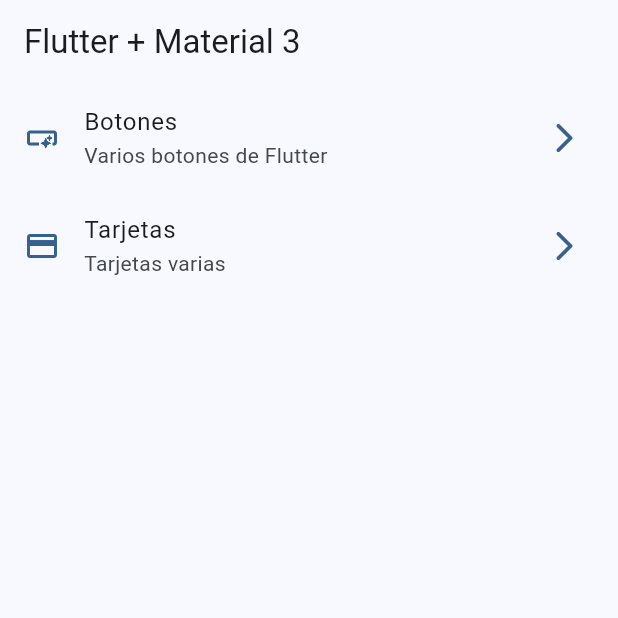
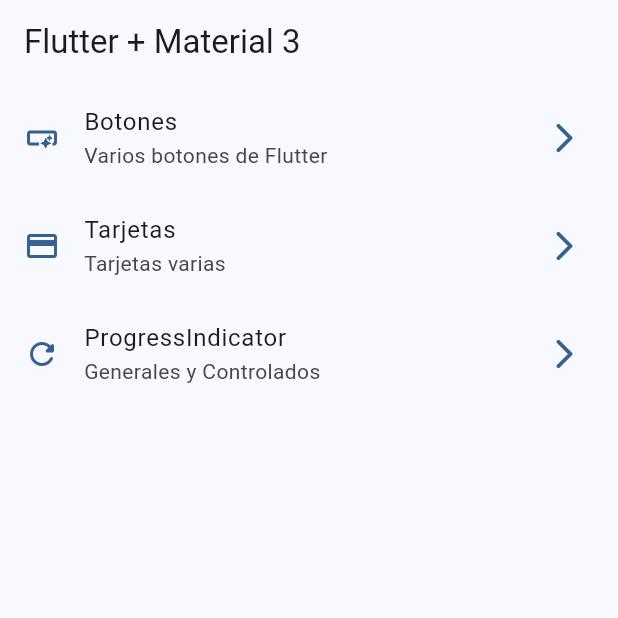
Before and after one commit to alejandrogallardo/WidgetFlutter, a Flutter app: the screen it shows after launch, on a phone screen of 412 x 824 dp, the top half of it. Run offline on Flutter 3.47's test engine with Material 2 defaults, Android fonts, the phone set to English and light mode, and no system bars; our stand-ins replace go_router.

Commit message:
progress creado

```diff
--- a/lib/config/menu/menu_items.dart
+++ b/lib/config/menu/menu_items.dart
@@ -27,4 +27,10 @@ const appMenuItems = <MenuItem>[
     link: '/cards',
     icon: Icons.credit_card
   ),
+  MenuItem(
+    title: 'ProgressIndicator',
+    subTitle: 'Generales y Controlados',
+    link: '/progress',
+    icon: Icons.refresh_rounded
+  ),
 ];
--- a/lib/config/router/app_router.dart
+++ b/lib/config/router/app_router.dart
@@ -19,5 +19,10 @@ final appRouter = GoRouter(
       path: '/cards',
       builder: (context, state) => const CardsScreen(),
     ),
+    GoRoute(
+      path: '/progress',
+      name: ProgressScreen.name,
+      builder: (context, state) => const ProgressScreen(),
+    ),
   ],
 );
```
Also changed, not shown: lib/presentation/screens/progress/progress_screen.dart (+58 -1 lines).
